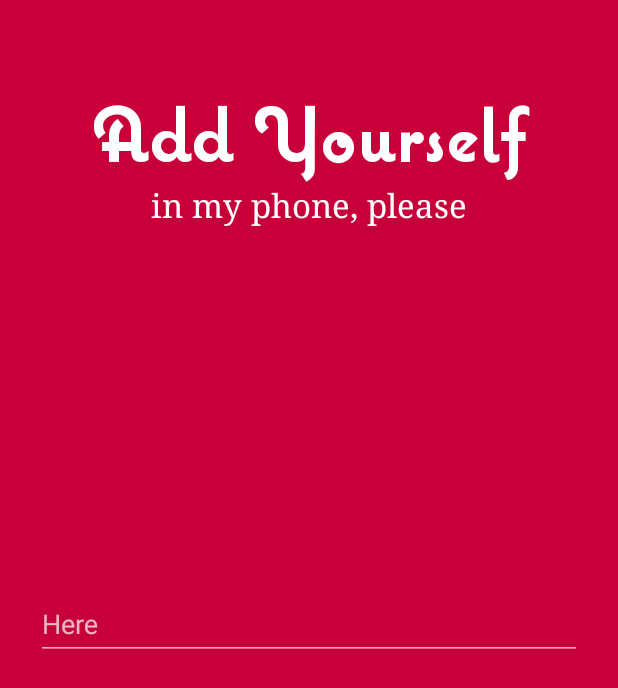
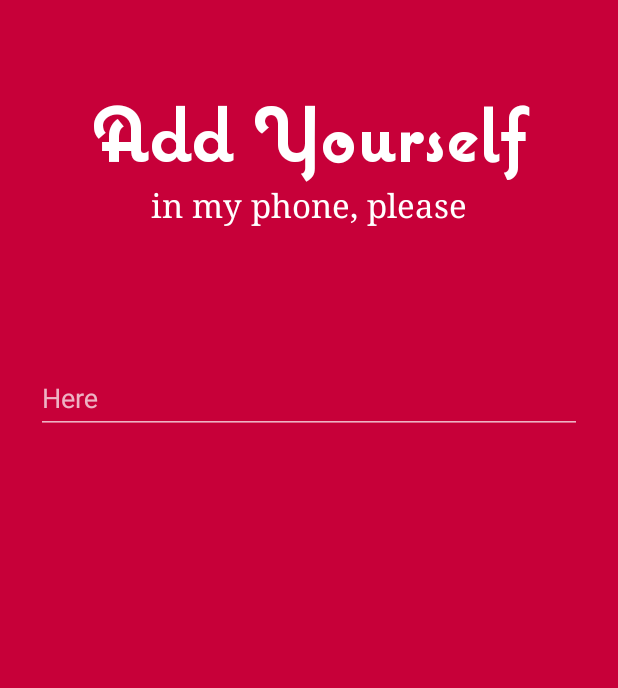
Before and after one commit to LaquerreHugo/Ay, an Android app: the screen it shows after launch (PutActivity), on a phone screen of 412 x 824 dp. Shown: the top 688 px of the screen. Run offline under Robolectric (Android 15) with nearby library versions, the phone set to English and light mode, and no system bars; our stand-ins replace ButterKnife.

Commit message:
Update layout

```diff
--- a/app/src/main/res/layout/activity_put.xml
+++ b/app/src/main/res/layout/activity_put.xml
@@ -10,9 +10,9 @@
     android:focusableInTouchMode="true">
 
     <!-- App logo -->
-    <include layout="@layout/layout_logo" />
+    <include layout="@layout/layout_logo"/>
 
     <!-- Input field -->
-    <include layout="@layout/content_put" />
+    <include layout="@layout/content_put"/>
 
 </RelativeLayout>
--- a/app/src/main/res/layout/content_put.xml
+++ b/app/src/main/res/layout/content_put.xml
@@ -4,7 +4,8 @@
     android:orientation="vertical"
     android:layout_width="match_parent"
     android:layout_height="wrap_content"
-    android:layout_centerVertical="true">
+    android:layout_below="@+id/logo"
+    android:layout_marginTop="50dp">
 
     <android.support.design.widget.TextInputLayout
         android:id="@+id/input_layout"
```
